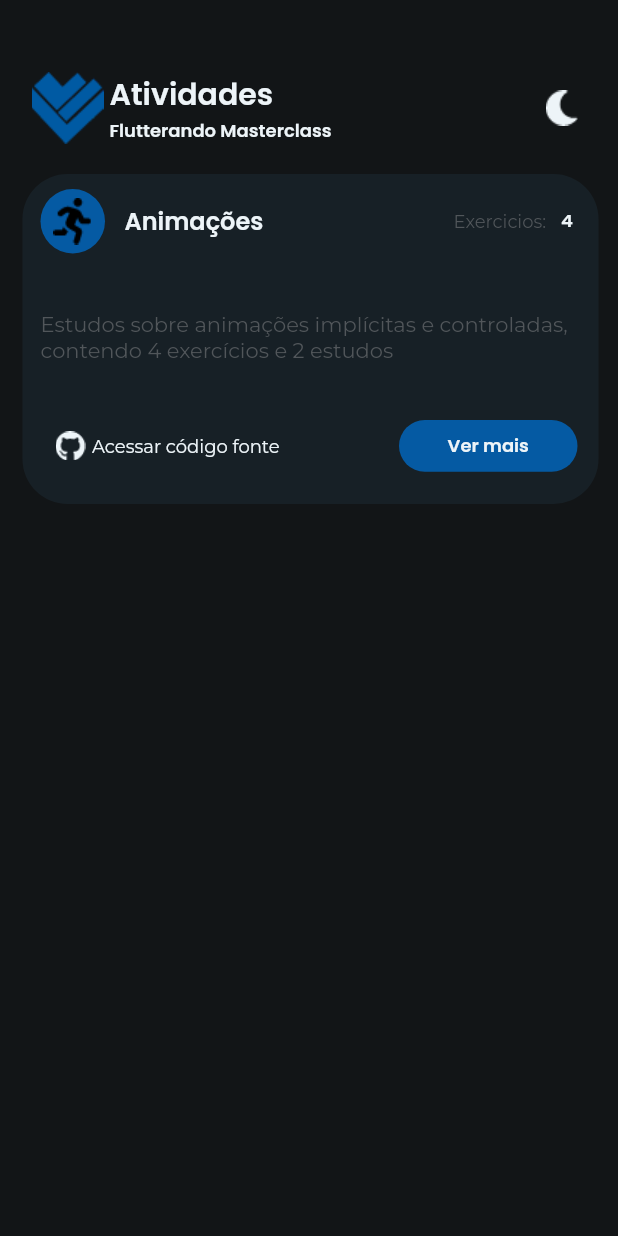
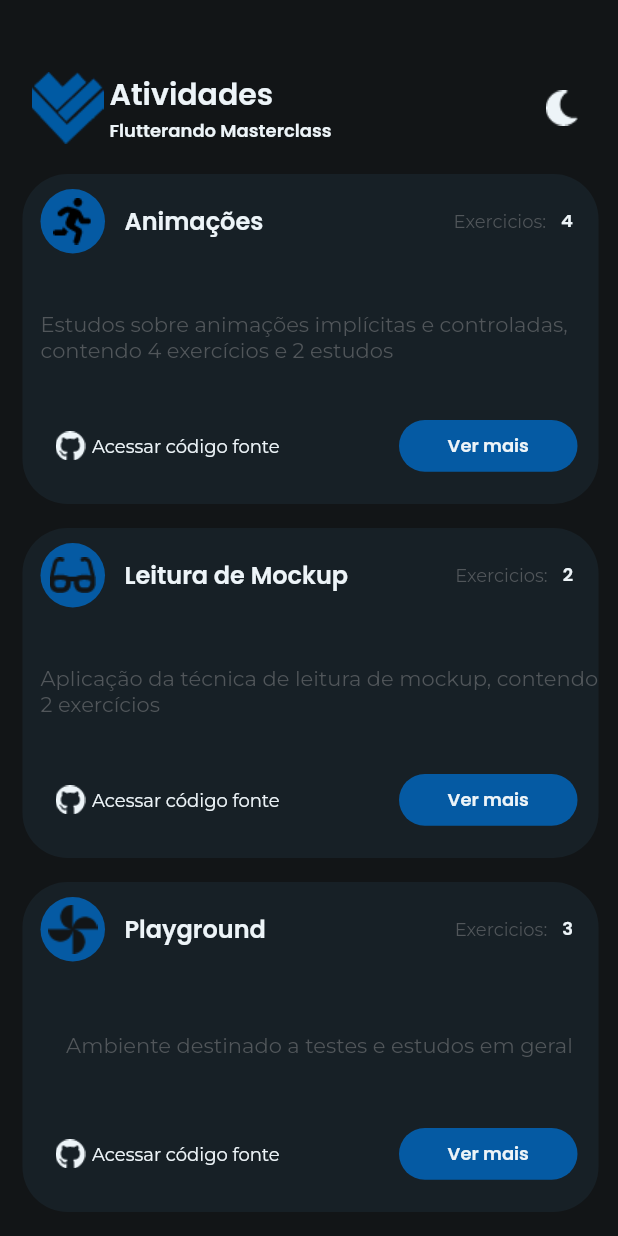
Before and after one commit to Patrickalvares/desafio_app_masterclass, a Flutter app: the screen it shows after launch, on a phone screen of 412 x 824 dp. Run offline on Flutter 3.47's test engine with Material 2 defaults, Android fonts, the phone set to English and light mode, and no system bars; our stand-ins replace google_fonts.

Commit message:
Componentização dos containers

```diff
--- /dev/null
+++ b/lib/components/customCard.dart
@@ -0,0 +1,132 @@
+import 'package:flutter/material.dart';
+import 'package:google_fonts/google_fonts.dart';
+
+class CustomCard extends StatelessWidget {
+  final String title;
+  final String imagePath;
+  final String description;
+  final int exerciseCount;
+
+  CustomCard({
+    required this.title,
+    required this.imagePath,
+    required this.description,
+    required this.exerciseCount,
+  });
+
+  @override
+  Widget build(BuildContext context) {
+    ColorScheme colorScheme = Theme.of(context).colorScheme;
+    return Padding(
+      padding: const EdgeInsets.only(left: 15, right: 13, top: 8, bottom: 8),
+      child: Container(
+        width: 400,
+        height: 220,
+        decoration: BoxDecoration(
+          color: colorScheme.background,
+          borderRadius: BorderRadius.circular(30),
+        ),
+        child: Padding(
+          padding: const EdgeInsets.only(top: 10, left: 12),
+          child: Column(
+            mainAxisAlignment: MainAxisAlignment.spaceBetween,
+            children: [
+              Row(
+                mainAxisAlignment: MainAxisAlignment.spaceBetween,
+                children: [
+                  Row(
+                    children: [
+                      Container(
+                        height: 43,
+                        width: 43,
+                        decoration: BoxDecoration(
+                          color: colorScheme.primary,
+                          borderRadius: BorderRadius.circular(100),
+                        ),
+                        child: Image.asset(imagePath),
+                      ),
+                      Padding(
+                        padding: const EdgeInsets.only(left: 13),
+                        child: Text(title,
+                            style: GoogleFonts.poppins(
+                                fontSize: 16,
+                                fontWeight: FontWeight.w600,
+                                color: colorScheme.secondary)),
+                      ),
+                    ],
+                  ),
+                  Padding(
+                    padding: const EdgeInsets.only(right: 17),
+                    child: Row(
+                      children: [
+                        Padding(
+                          padding: const EdgeInsets.only(right: 10),
+                          child: Text(
+                            'Exercicios:',
+                            style: GoogleFonts.montserrat(
+                                color: colorScheme.onSurface, fontSize: 12),
+                          ),
+                        ),
+                        Text(exerciseCount.toString(),
+                            style: GoogleFonts.poppins(
+                                fontSize: 12,
+                                fontWeight: FontWeight.w600,
+                                color: colorScheme.secondary)),
+                      ],
+                    ),
+                  ),
+                ],
+              ),
+              Text(
+                description,
+                style: GoogleFonts.montserrat(
+                    color: colorScheme.onSurface, fontSize: 14),
+              ),
+              Padding(
+                padding:
+                    const EdgeInsets.only(bottom: 21.5, right: 14, left: 10),
+                child: Row(
+                  mainAxisAlignment: MainAxisAlignment.spaceBetween,
+                  children: [
+                    Row(
+                      children: [
+                        SizedBox(
+                          height: 20,
+                          width: 20,
+                          child: Image.asset('lib/assets/awesome-github.png'),
+                        ),
+                        Padding(
+                          padding: const EdgeInsets.only(left: 4.36),
+                          child: Text(
+                            'Acessar código fonte',
+                            style: GoogleFonts.montserrat(
+                                color: colorScheme.secondary, fontSize: 12),
+                          ),
+                        ),
+                      ],
+                    ),
+                    Container(
+                      height: 34.5,
+                      width: 119,
+                      decoration: BoxDecoration(
+                        color: colorScheme.primary,
+                        borderRadius: BorderRadius.circular(48),
+                      ),
+                      child: Center(
+                        child: Text('Ver mais',
+                            style: GoogleFonts.poppins(
+                                fontSize: 12,
+                                fontWeight: FontWeight.w600,
+                                color: colorScheme.secondary)),
+                      ),
+                    ),
+                  ],
+                ),
+              ),
+            ],
+          ),
+        ),
+      ),
+    );
+  }
+}
--- a/lib/main.dart
+++ b/lib/main.dart
@@ -1,3 +1,4 @@
+import 'package:desafio_app_masterclass/components/customCard.dart';
 import 'package:flutter/material.dart';
 import 'package:google_fonts/google_fonts.dart';
 
@@ -14,11 +15,17 @@ class MyApp extends StatelessWidget {
       debugShowCheckedModeBanner: false,
       title: 'Flutter Demo',
       theme: ThemeData(
-        primarySwatch: Colors.blue,
+        colorScheme: ThemeData().colorScheme.copyWith(
+              primary: const Color(0xFF055AA3),
+              secondary: const Color(0xFFEDF4F8),
+              onSurface: const Color(0xFF51565A),
+              background: const Color(0xFF172026),
+            ),
       ),
       home: Scaffold(
           backgroundColor: const Color(0xFF121517),
-          body: Column(
+          body: ListView(children: [
+            Column(
               children: [
                 const SizedBox(height: 48),
                 Row(
@@ -65,123 +72,29 @@ class MyApp extends StatelessWidget {
                 const SizedBox(
                   height: 12,
                 ),
-              Padding(
-                padding: const EdgeInsets.only(
-                    left: 15, right: 13, top: 8, bottom: 8),
-                child: Container(
-                    width: 400,
-                    height: 220,
-                    decoration: BoxDecoration(
-                        color: const Color(0xFF172026),
-                        borderRadius: BorderRadius.circular(30)),
-                    child: Padding(
-                      padding: const EdgeInsets.only(top: 10, left: 12),
-                      child: Column(
-                        mainAxisAlignment: MainAxisAlignment.spaceBetween,
-                        children: [
-                          Row(
-                            mainAxisAlignment: MainAxisAlignment.spaceBetween,
-                            children: [
-                              Row(
-                                children: [
-                                  Container(
-                                    height: 43,
-                                    width: 43,
-                                    decoration: BoxDecoration(
-                                        color: const Color(0xFF055AA3),
-                                        borderRadius:
-                                            BorderRadius.circular(100)),
-                                    child: Image.asset(
-                                        'lib/assets/awesome-running.png'),
+                CustomCard(
+                  title: 'Animações',
+                  imagePath: 'lib/assets/awesome-running.png',
+                  description:
+                      'Estudos sobre animações implícitas e controladas, contendo 4 exercícios e 2 estudos',
+                  exerciseCount: 4,
                 ),
-                                  Padding(
-                                    padding: const EdgeInsets.only(left: 13),
-                                    child: Text('Animações',
-                                        style: GoogleFonts.poppins(
-                                            fontSize: 16,
-                                            fontWeight: FontWeight.w600,
-                                            color: const Color(0xFFEDF4F8))),
+                CustomCard(
+                  title: 'Leitura de Mockup',
+                  imagePath: 'lib/assets/Icon awesome-glasses.png',
+                  description:
+                      'Aplicação da técnica de leitura de mockup, contendo 2 exercícios',
+                  exerciseCount: 2,
+                ),
+                CustomCard(
+                  title: 'Playground',
+                  imagePath: 'lib/assets/Icon material-toys.png',
+                  description: 'Ambiente destinado a testes e estudos em geral',
+                  exerciseCount: 3,
                 ),
               ],
             ),
-                              Padding(
-                                padding: const EdgeInsets.only(right: 17),
-                                child: Row(
-                                  children: [
-                                    Padding(
-                                      padding: const EdgeInsets.only(right: 10),
-                                      child: Text(
-                                        'Exercicios:',
-                                        style: GoogleFonts.montserrat(
-                                            color: const Color(0xFF51565A),
-                                            fontSize: 12),
-                                      ),
-                                    ),
-                                    Text('4',
-                                        style: GoogleFonts.poppins(
-                                            fontSize: 12,
-                                            fontWeight: FontWeight.w600,
-                                            color: const Color(0xFFEDF4F8))),
-                                  ],
-                                ),
-                              )
-                            ],
-                          ),
-                          Text(
-                            'Estudos sobre animações implícitas e controladas, contendo 4 exercícios e 2 estudos',
-                            style: GoogleFonts.montserrat(
-                                color: const Color(0xFF51565A), fontSize: 14),
-                          ),
-                          Padding(
-                            padding: const EdgeInsets.only(
-                                bottom: 21.5, right: 14, left: 10),
-                            child: Row(
-                              mainAxisAlignment: MainAxisAlignment.spaceBetween,
-                              children: [
-                                Row(
-                                  children: [
-                                    SizedBox(
-                                      height: 20,
-                                      width: 20,
-                                      child: Image.asset(
-                                          'lib/assets/awesome-github.png'),
-                                    ),
-                                    Padding(
-                                      padding:
-                                          const EdgeInsets.only(left: 4.36),
-                                      child: Text(
-                                        'Acessar código fonte',
-                                        style: GoogleFonts.montserrat(
-                                            color: const Color(0xFFEDF4F8),
-                                            fontSize: 12),
-                                      ),
-                                    ),
-                                  ],
-                                ),
-                                Container(
-                                  height: 34.5,
-                                  width: 119,
-                                  decoration: BoxDecoration(
-                                    color: const Color(0xFF055AA3),
-                                    borderRadius: BorderRadius.circular(48),
-                                  ),
-                                  child: Center(
-                                    child: Text('Ver mais',
-                                        style: GoogleFonts.poppins(
-                                            fontSize: 12,
-                                            fontWeight: FontWeight.w600,
-                                            color: const Color(0xFFEDF4F8))),
-                                  ),
-                                )
-                              ],
-                            ),
-                          )
-                        ],
-                      ),
-                    )),
-              )
-            ],
-          )),
+          ])),
     );
   }
 }
```
Also changed, not shown: lib/assets/Icon awesome-glasses.png (added), lib/assets/Icon awesome-glasses@2x.png (added), lib/assets/Icon awesome-glasses@3x.png (added), lib/assets/Icon material-toys.png (added), lib/assets/Icon material-toys@2x.png (added), lib/assets/Icon material-toys@3x.png (added). Lines whose indentation alone changed are shown as unchanged.
